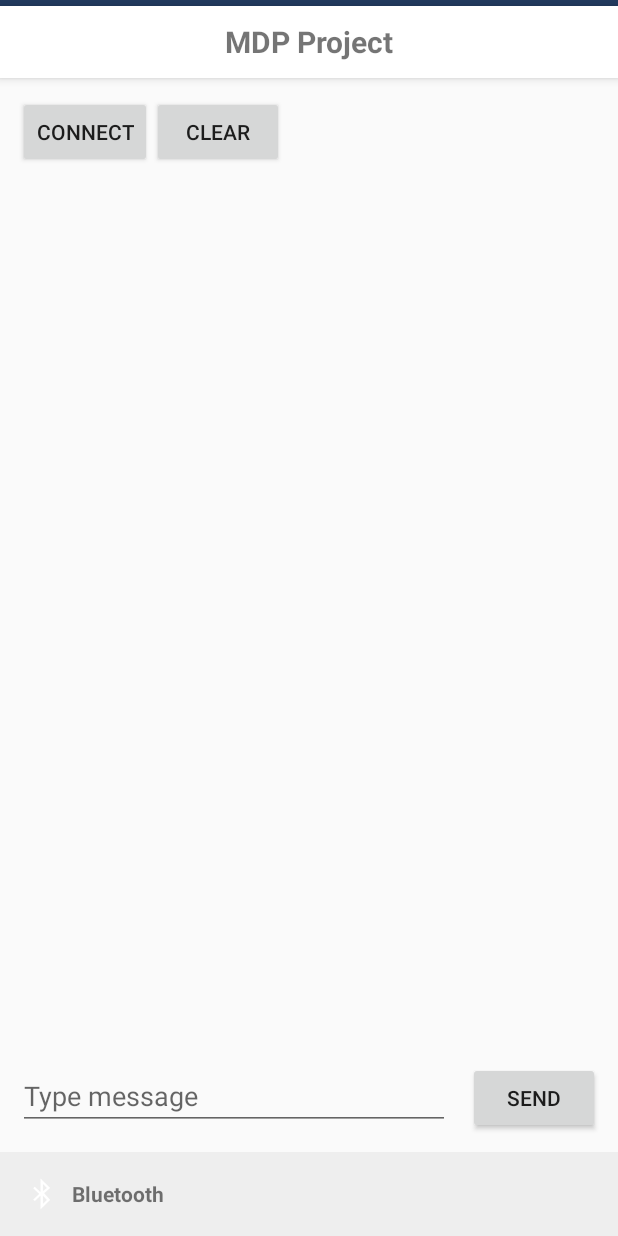
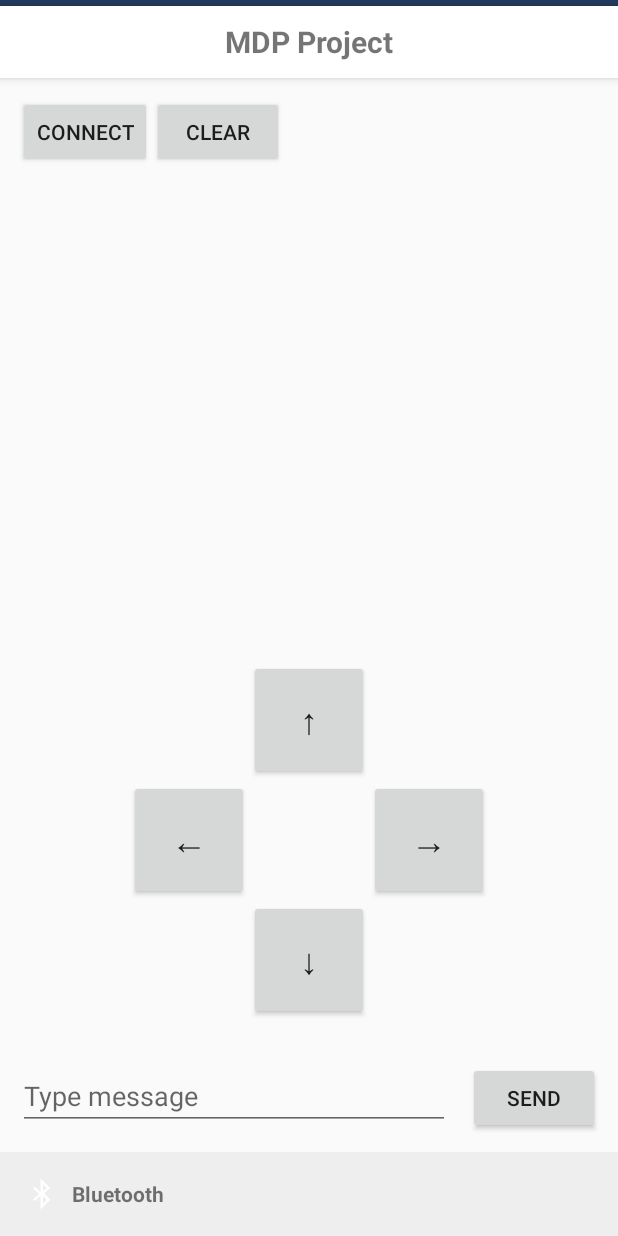
Before and after one commit to IwannaSun/mdp-android, an Android app built with Jetpack Compose: the screen it shows after launch (MainActivity), on a phone screen of 412 x 824 dp. Run offline under Robolectric (Android 15) with nearby library versions, the phone set to English and light mode, and no system bars.

Commit message:
Included the buttons for robot control with bad layout changes 26/8/25

```diff
--- a/app/src/main/java/com/example/mdp/MainActivity.kt
+++ b/app/src/main/java/com/example/mdp/MainActivity.kt
@@ -56,7 +56,11 @@ class MainActivity : ComponentActivity() {
     private lateinit var tvStatus: TextView
 
     // endregion
-
+    // Directional buttons (not implemented in logic)
+    private lateinit var btnUp: Button
+    private lateinit var btnDown: Button
+    private lateinit var btnLeft: Button
+    private lateinit var btnRight: Button
     // region Discovery state
 
     private val discoveredDevices = ConcurrentHashMap<String, BluetoothDevice>()
@@ -96,6 +100,18 @@ class MainActivity : ComponentActivity() {
         bottomIcon.setOnClickListener { onConnectClicked() }
         btnSend.setOnClickListener { onSendClicked() }
         btnClear.setOnClickListener { onClearClicked() }
+
+        //Directional buttons
+        btnUp = findViewById(R.id.btnUp)
+        btnDown = findViewById(R.id.btnDown)
+        btnLeft = findViewById(R.id.btnLeft)
+        btnRight = findViewById(R.id.btnRight)
+
+        // Add button listeners
+        btnUp.setOnClickListener { sendRobotCommand("F") }    // Forward
+        btnDown.setOnClickListener { sendRobotCommand("B") }  // Backward
+        btnLeft.setOnClickListener { sendRobotCommand("L") }  // Left
+        btnRight.setOnClickListener { sendRobotCommand("R") } // Right
 
     }
 
@@ -508,6 +524,13 @@ class MainActivity : ComponentActivity() {
         device: BluetoothDevice,
         timeoutSeconds: Int
     ): BluetoothSocket? {
+        // Check for BLUETOOTH_CONNECT permission first
+        if (ContextCompat.checkSelfPermission(
+                this,
+                Manifest.permission.BLUETOOTH_CONNECT
+            ) != PackageManager.PERMISSION_GRANTED) {
+            throw SecurityException("BLUETOOTH_CONNECT permission required")
+        }
         // Try insecure connection first
         val insecure = runCatching {
             device.createInsecureRfcommSocketToServiceRecord(sppUuid)
@@ -643,5 +666,14 @@ class MainActivity : ComponentActivity() {
         }
     }
 
+    private fun sendRobotCommand(command: String) {
+        if (bluetoothSocket == null) {
+            toast("Not connected to robot")
+            return
+        }
+        sendData(command)
+        appendLog("[Control] Sent command: $command")
+    }
+
     // endregion
 }
--- a/app/src/main/res/layout/activity_main.xml
+++ b/app/src/main/res/layout/activity_main.xml
@@ -72,6 +72,56 @@
             android:textIsSelectable="true" />
     </ScrollView>
 
+    <!-- UI elements for the directional control pad layout -->
+    <LinearLayout
+        android:layout_width="match_parent"
+        android:layout_height="wrap_content"
+        android:orientation="vertical"
+        android:gravity="center"
+        android:padding="16dp">
+
+        <!-- Up button -->
+        <Button
+            android:id="@+id/btnUp"
+            android:layout_width="80dp"
+            android:layout_height="80dp"
+            android:text="↑"
+            android:textSize="24sp" />
+
+        <!-- Middle row -->
+        <LinearLayout
+            android:layout_width="wrap_content"
+            android:layout_height="wrap_content"
+            android:orientation="horizontal">
+
+            <Button
+                android:id="@+id/btnLeft"
+                android:layout_width="80dp"
+                android:layout_height="80dp"
+                android:text="←"
+                android:textSize="24sp" />
+
+            <Space
+                android:layout_width="80dp"
+                android:layout_height="80dp" />
+
+            <Button
+                android:id="@+id/btnRight"
+                android:layout_width="80dp"
+                android:layout_height="80dp"
+                android:text="→"
+                android:textSize="24sp" />
+        </LinearLayout>
+
+        <!-- Down button -->
+        <Button
+            android:id="@+id/btnDown"
+            android:layout_width="80dp"
+            android:layout_height="80dp"
+            android:text="↓"
+            android:textSize="24sp" />
+    </LinearLayout>
+
     <LinearLayout
         android:layout_width="match_parent"
         android:layout_height="wrap_content"
```
